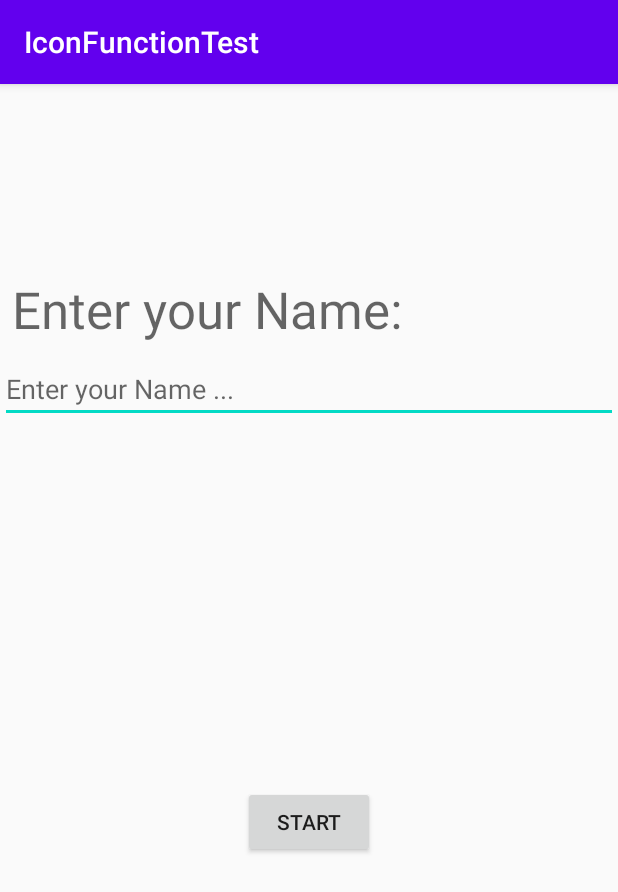
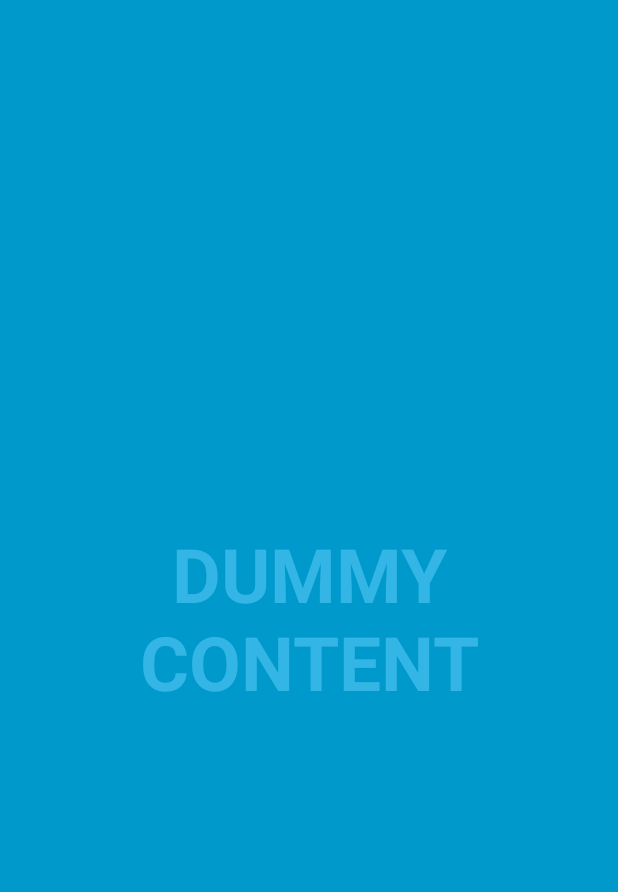
Before and after one commit to elsandner/IconFunctionTest, an Android app: the screen it shows after launch (MainActivity before the commit, firstTest after it), after a tap on "START", on a phone screen of 412 x 824 dp. Shown: the top 892 px of the screen. Run offline under Robolectric (Android 15) with nearby library versions, the phone set to English and light mode, and no system bars.

Commit message:
running version with fullscreen-activity

```diff
--- a/app/build.gradle
+++ b/app/build.gradle
@@ -27,6 +27,7 @@ dependencies {
     implementation 'androidx.appcompat:appcompat:1.1.0'
     implementation 'androidx.constraintlayout:constraintlayout:1.1.3'
     implementation 'com.google.android.material:material:1.1.0'
+    implementation 'androidx.legacy:legacy-support-v4:1.0.0'
     testImplementation 'junit:junit:4.12'
     androidTestImplementation 'androidx.test.ext:junit:1.1.1'
     androidTestImplementation 'androidx.test.espresso:espresso-core:3.2.0'
--- a/app/src/main/AndroidManifest.xml
+++ b/app/src/main/AndroidManifest.xml
@@ -9,6 +9,11 @@
         android:roundIcon="@mipmap/ic_launcher_round"
         android:supportsRtl="true"
         android:theme="@style/AppTheme">
+        <activity
+            android:name=".Presentation.firstTest"
+            android:configChanges="orientation|keyboardHidden|screenSize"
+            android:label="@string/title_activity_first_test"
+            android:theme="@style/FullscreenTheme"></activity>
         <activity android:name=".Presentation.MainActivity">
             <intent-filter>
                 <action android:name="android.intent.action.MAIN" />
--- a/app/src/main/java/com/example/iconfunctiontest/Presentation/Description.java
+++ b/app/src/main/java/com/example/iconfunctiontest/Presentation/Description.java
@@ -1,10 +1,10 @@
 package com.example.iconfunctiontest.Presentation;
-
-import androidx.appcompat.app.AppCompatActivity;
 
 import android.content.Intent;
 import android.os.Bundle;
 import android.view.View;
+
+import androidx.appcompat.app.AppCompatActivity;
 
 import com.example.iconfunctiontest.R;
 
@@ -21,7 +21,7 @@ public class Description extends AppCompatActivity {
     public void onClickBt_StartTestOne(View view){
         System.out.println("Test");
 
-        //Intent i = new Intent(Description.this, gestureTest.class);
-        //startActivity(i);
+        Intent i = new Intent(Description.this, firstTest.class);
+        startActivity(i);
     }
 }
--- a/app/src/main/java/com/example/iconfunctiontest/Presentation/MainActivity.java
+++ b/app/src/main/java/com/example/iconfunctiontest/Presentation/MainActivity.java
@@ -2,6 +2,7 @@ package com.example.iconfunctiontest.Presentation;
 
 import androidx.appcompat.app.AppCompatActivity;
 
+import android.content.Intent;
 import android.os.Bundle;
 import android.view.View;
 import android.widget.Button;
@@ -22,7 +23,10 @@ public class MainActivity extends AppCompatActivity {
     }
 
     public void onClickBt_Start(View view){
+
         System.out.println("Test");
+        Intent i = new Intent(MainActivity.this, firstTest.class);
+        startActivity(i);
     }
 
 
--- /dev/null
+++ b/app/src/main/java/com/example/iconfunctiontest/Presentation/firstTest.java
@@ -0,0 +1,174 @@
+package com.example.iconfunctiontest.Presentation;
+
+import android.annotation.SuppressLint;
+
+import androidx.appcompat.app.ActionBar;
+import androidx.appcompat.app.AppCompatActivity;
+
+import android.os.Bundle;
+import android.os.Handler;
+import android.view.MotionEvent;
+import android.view.View;
+
+import com.example.iconfunctiontest.R;
+
+/**
+ * An example full-screen activity that shows and hides the system UI (i.e.
+ * status bar and navigation/system bar) with user interaction.
+ */
+public class firstTest extends AppCompatActivity {
+    /**
+     * Whether or not the system UI should be auto-hidden after
+     * {@link #AUTO_HIDE_DELAY_MILLIS} milliseconds.
+     */
+    private static final boolean AUTO_HIDE = true;
+
+    /**
+     * If {@link #AUTO_HIDE} is set, the number of milliseconds to wait after
+     * user interaction before hiding the system UI.
+     */
+    private static final int AUTO_HIDE_DELAY_MILLIS = 3000;
+
+    /**
+     * Some older devices needs a small delay between UI widget updates
+     * and a change of the status and navigation bar.
+     */
+    private static final int UI_ANIMATION_DELAY = 300;
+    private final Handler mHideHandler = new Handler();
+    private View mContentView;
+    private final Runnable mHidePart2Runnable = new Runnable() {
+        @SuppressLint("InlinedApi")
+        @Override
+        public void run() {
+            // Delayed removal of status and navigation bar
+
+            // Note that some of these constants are new as of API 16 (Jelly Bean)
+            // and API 19 (KitKat). It is safe to use them, as they are inlined
+            // at compile-time and do nothing on earlier devices.
+            mContentView.setSystemUiVisibility(View.SYSTEM_UI_FLAG_LOW_PROFILE
+                    | View.SYSTEM_UI_FLAG_FULLSCREEN
+                    | View.SYSTEM_UI_FLAG_LAYOUT_STABLE
+                    | View.SYSTEM_UI_FLAG_IMMERSIVE_STICKY
+                    | View.SYSTEM_UI_FLAG_LAYOUT_HIDE_NAVIGATION
+                    | View.SYSTEM_UI_FLAG_HIDE_NAVIGATION);
+        }
+    };
+    private View mControlsView;
+    private final Runnable mShowPart2Runnable = new Runnable() {
+        @Override
+        public void run() {
+            // Delayed display of UI elements
+            ActionBar actionBar = getSupportActionBar();
+            if (actionBar != null) {
+                actionBar.show();
+            }
+            mControlsView.setVisibility(View.VISIBLE);
+        }
+    };
+    private boolean mVisible;
+    private final Runnable mHideRunnable = new Runnable() {
+        @Override
+        public void run() {
+            hide();
+        }
+    };
+    /**
+     * Touch listener to use for in-layout UI controls to delay hiding the
+     * system UI. This is to prevent the jarring behavior of controls going away
+     * while interacting with activity UI.
+     */
+    private final View.OnTouchListener mDelayHideTouchListener = new View.OnTouchListener() {
+        @Override
+        public boolean onTouch(View view, MotionEvent motionEvent) {
+            switch (motionEvent.getAction()) {
+                case MotionEvent.ACTION_DOWN:
+                    if (AUTO_HIDE) {
+                        delayedHide(AUTO_HIDE_DELAY_MILLIS);
+                    }
+                    break;
+                case MotionEvent.ACTION_UP:
+                    view.performClick();
+                    break;
+                default:
+                    break;
+            }
+            return false;
+        }
+    };
+
+    @Override
+    protected void onCreate(Bundle savedInstanceState) {
+        super.onCreate(savedInstanceState);
+
+        setContentView(R.layout.activity_first_test);
+
+        mVisible = true;
+        mControlsView = findViewById(R.id.fullscreen_content_controls);
+        mContentView = findViewById(R.id.fullscreen_content);
+
+        // Set up the user interaction to manually show or hide the system UI.
+        mContentView.setOnClickListener(new View.OnClickListener() {
+            @Override
+            public void onClick(View view) {
+                toggle();
+            }
+        });
+
+        // Upon interacting with UI controls, delay any scheduled hide()
+        // operations to prevent the jarring behavior of controls going away
+        // while interacting with the UI.
+        findViewById(R.id.dummy_button).setOnTouchListener(mDelayHideTouchListener);
+    }
+
+    @Override
+    protected void onPostCreate(Bundle savedInstanceState) {
+        super.onPostCreate(savedInstanceState);
+
+        // Trigger the initial hide() shortly after the activity has been
+        // created, to briefly hint to the user that UI controls
+        // are available.
+        delayedHide(100);
+    }
+
+    private void toggle() {
+        if (mVisible) {
+            hide();
+        } else {
+            show();
+        }
+    }
+
+    private void hide() {
+        // Hide UI first
+        ActionBar actionBar = getSupportActionBar();
+        if (actionBar != null) {
+            actionBar.hide();
+        }
+        mControlsView.setVisibility(View.GONE);
+        mVisible = false;
+
+        // Schedule a runnable to remove the status and navigation bar after a delay
+        mHideHandler.removeCallbacks(mShowPart2Runnable);
+        mHideHandler.postDelayed(mHidePart2Runnable, UI_ANIMATION_DELAY);
+    }
+
+    private void show() {
+        // Show the system bar
+        mContentView.setSystemUiVisibility(View.SYSTEM_UI_FLAG_LAYOUT_FULLSCREEN
+                | View.SYSTEM_UI_FLAG_LAYOUT_HIDE_NAVIGATION);
+        mVisible = true;
+
+        // Schedule a runnable to display UI elements after a delay
+        mHideHandler.removeCallbacks(mHidePart2Runnable);
+        mHideHandler.postDelayed(mShowPart2Runnable, UI_ANIMATION_DELAY);
+    }
+
+    /**
+     * Schedules a call to hide() in delay milliseconds, canceling any
+     * previously scheduled calls.
+     */
+    private void delayedHide(int delayMillis) {
+        mHideHandler.removeCallbacks(mHideRunnable);
+        mHideHandler.postDelayed(mHideRunnable, delayMillis);
+    }
+}
--- /dev/null
+++ b/app/src/main/res/layout/activity_first_test.xml
@@ -0,0 +1,51 @@
+<?xml version="1.0" encoding="utf-8"?>
+<FrameLayout xmlns:android="http://schemas.android.com/apk/res/android"
+    xmlns:tools="http://schemas.android.com/tools"
+    android:layout_width="match_parent"
+    android:layout_height="match_parent"
+    android:background="#0099cc"
+    tools:context=".Presentation.firstTest">
+
+    <!-- The primary full-screen view. This can be replaced with whatever view
+         is needed to present your content, e.g. VideoView, SurfaceView,
+         TextureView, etc. -->
+    <TextView
+        android:id="@+id/fullscreen_content"
+        android:layout_width="match_parent"
+        android:layout_height="match_parent"
+        android:gravity="center"
+        android:keepScreenOn="true"
+        android:text="@string/dummy_content"
+        android:textColor="#33b5e5"
+        android:textSize="50sp"
+        android:textStyle="bold" />
+
+    <!-- This FrameLayout insets its children based on system windows using
+         android:fitsSystemWindows. -->
+    <FrameLayout
+        android:layout_width="match_parent"
+        android:layout_height="match_parent"
+        android:fitsSystemWindows="true">
+
+        <LinearLayout
+            android:id="@+id/fullscreen_content_controls"
+            style="?metaButtonBarStyle"
+            android:layout_width="match_parent"
+            android:layout_height="wrap_content"
+            android:layout_gravity="bottom|center_horizontal"
+            android:background="@color/black_overlay"
+            android:orientation="horizontal"
+            tools:ignore="UselessParent">
+
+            <Button
+                android:id="@+id/dummy_button"
+                style="?metaButtonBarButtonStyle"
+                android:layout_width="0dp"
+                android:layout_height="wrap_content"
+                android:layout_weight="1"
+                android:text="@string/dummy_button" />
+
+        </LinearLayout>
+    </FrameLayout>
+
+</FrameLayout>
--- a/app/src/main/res/values/colors.xml
+++ b/app/src/main/res/values/colors.xml
@@ -3,4 +3,6 @@
     <color name="colorPrimary">#6200EE</color>
     <color name="colorPrimaryDark">#3700B3</color>
     <color name="colorAccent">#03DAC5</color>
+
+    <color name="black_overlay">#66000000</color>
 </resources>
--- a/app/src/main/res/values/strings.xml
+++ b/app/src/main/res/values/strings.xml
@@ -1,3 +1,9 @@
 <resources>
     <string name="app_name">IconFunctionTest</string>
+    <string name="title_activity_first_test">FullscreenActivity</string>
+    <string name="dummy_button">Dummy Button</string>
+    <string name="dummy_content">DUMMY\nCONTENT</string>
+    <string name="description1">In the first version of this app, you can try to use the in-icon shortcuts</string>
+    <string name="startTestButton">Test</string>
+
 </resources>
--- a/app/src/main/res/values/styles.xml
+++ b/app/src/main/res/values/styles.xml
@@ -7,4 +7,16 @@
         <item name="colorAccent">@color/colorAccent</item>
     </style>
 
+    <style name="FullscreenTheme" parent="AppTheme">
+        <item name="android:actionBarStyle">@style/FullscreenActionBarStyle</item>
+        <item name="android:windowActionBarOverlay">true</item>
+        <item name="android:windowBackground">@null</item>
+        <item name="metaButtonBarStyle">?android:attr/buttonBarStyle</item>
+        <item name="metaButtonBarButtonStyle">?android:attr/buttonBarButtonStyle</item>
+    </style>
+
+    <style name="FullscreenActionBarStyle" parent="Widget.AppCompat.ActionBar">
+        <item name="android:background">@color/black_overlay</item>
+    </style>
+
 </resources>
```
